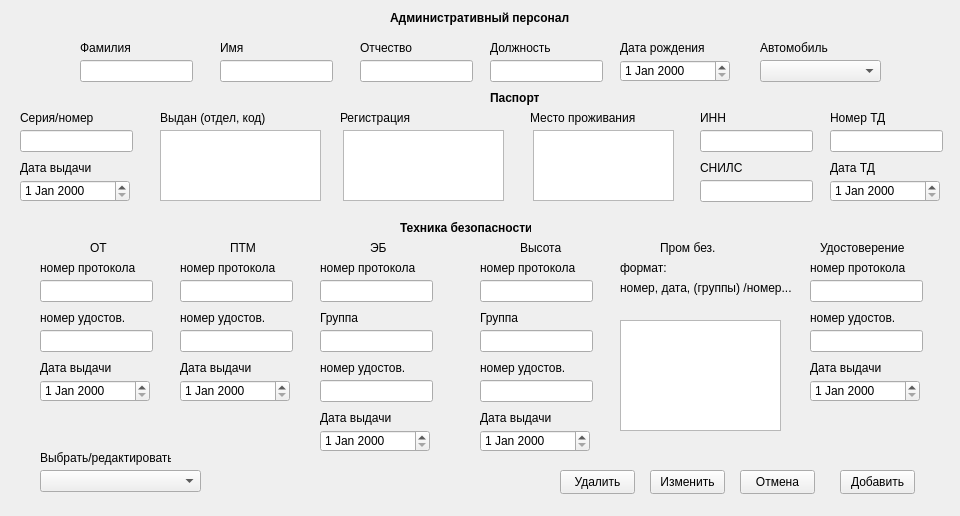
Above: my_helper/notebook/designer_ui/new_itr.ui from SmolPO/vertical before the change. Below: the same form after it.
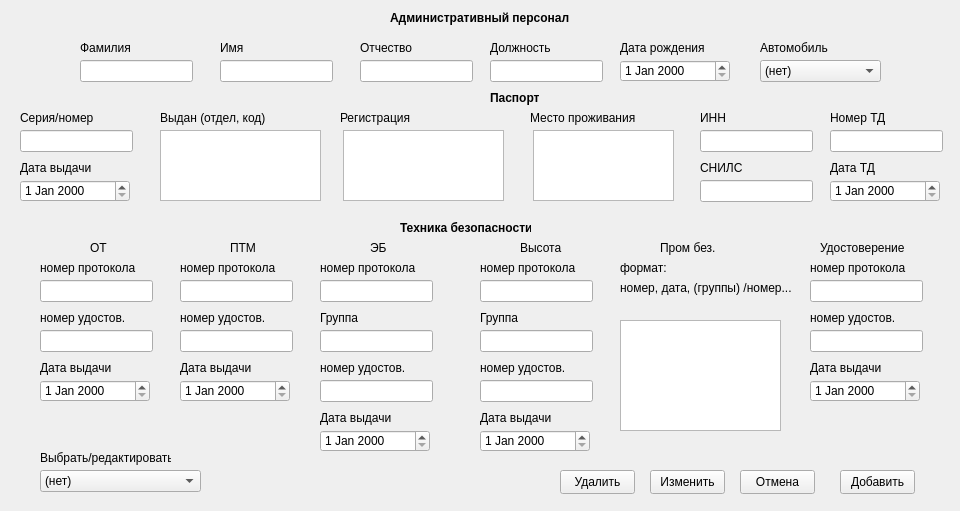
That is the form after the change.

Patch:
```diff
--- a/my_helper/notebook/designer_ui/new_itr.ui
+++ b/my_helper/notebook/designer_ui/new_itr.ui
@@ -7,7 +7,7 @@
     <x>0</x>
     <y>0</y>
     <width>960</width>
-    <height>516</height>
+    <height>511</height>
    </rect>
   </property>
   <property name="windowTitle">
@@ -919,6 +919,11 @@
      <height>22</height>
     </rect>
    </property>
+   <item>
+    <property name="text">
+     <string>(нет)</string>
+    </property>
+   </item>
   </widget>
   <widget class="QComboBox" name="cb_select">
    <property name="geometry">
@@ -929,6 +934,11 @@
      <height>22</height>
     </rect>
    </property>
+   <item>
+    <property name="text">
+     <string>(нет)</string>
+    </property>
+   </item>
   </widget>
   <widget class="QLabel" name="label_45">
    <property name="geometry">
```
